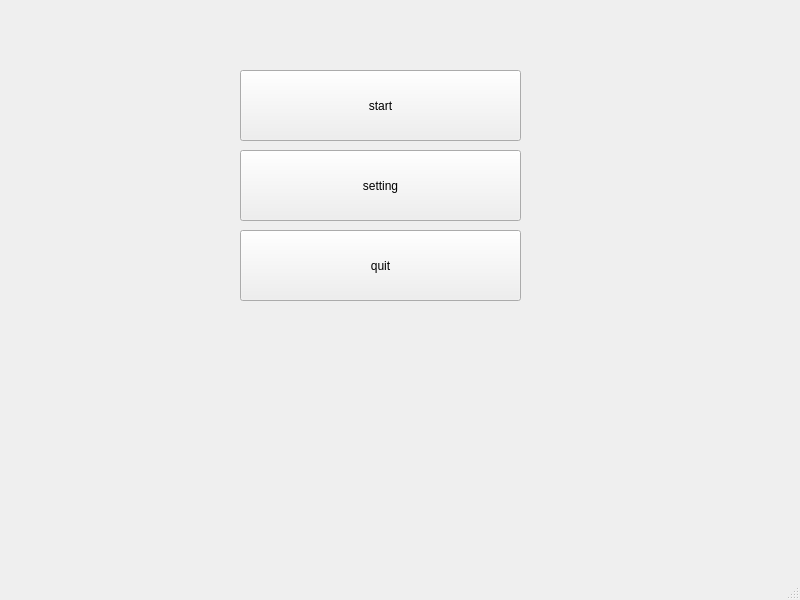
Old version of the form UI/MASTER.ui in the repository mehdisheyxi/rock_paper_game.
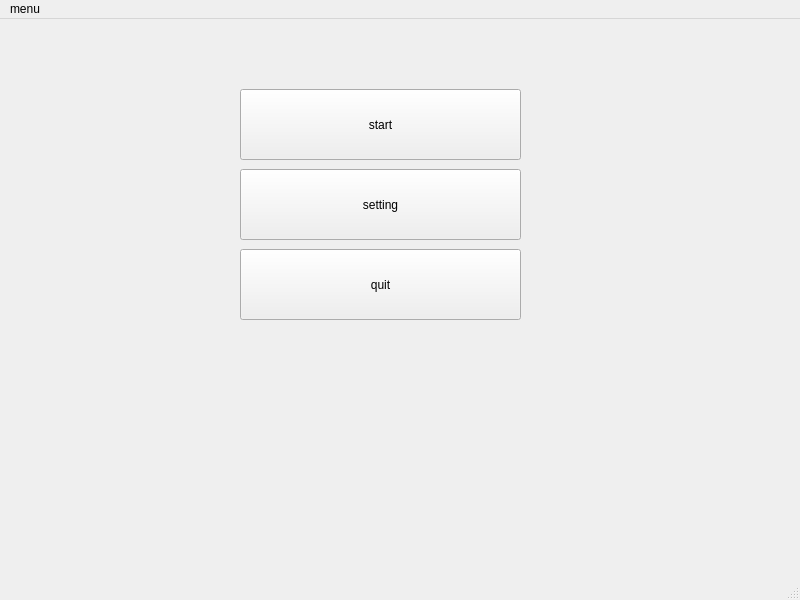
New version of the form.

What changed in the file:
```diff
--- a/UI/MASTER.ui
+++ b/UI/MASTER.ui
@@ -72,6 +72,13 @@
      <height>26</height>
     </rect>
    </property>
+   <widget class="QMenu" name="menumenu">
+    <property name="title">
+     <string>menu</string>
+    </property>
+    <addaction name="actionabout"/>
+   </widget>
+   <addaction name="menumenu"/>
   </widget>
   <widget class="QStatusBar" name="statusbar"/>
  </widget>
```
Left out of the diff: 5 changed lines with no effect on the pictures.
